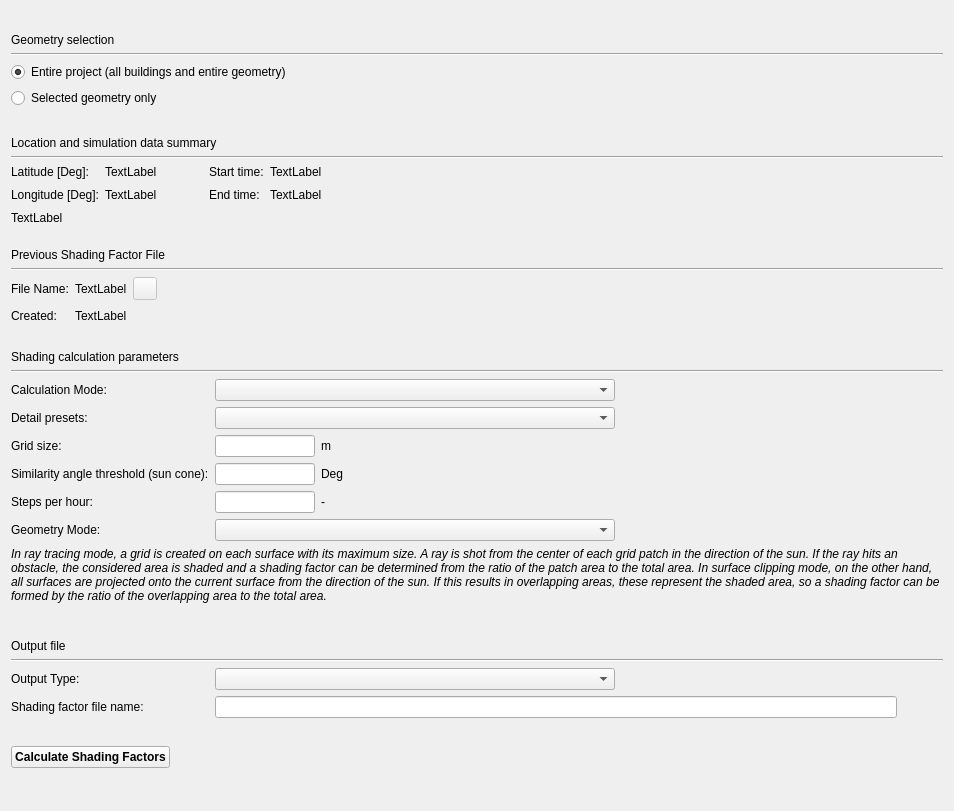
This is SIM-VICUS/src/SVSimulationShadingOptions.ui in ghorwin/SIM-VICUS as Qt 5 draws it before an edit. The edited form follows.
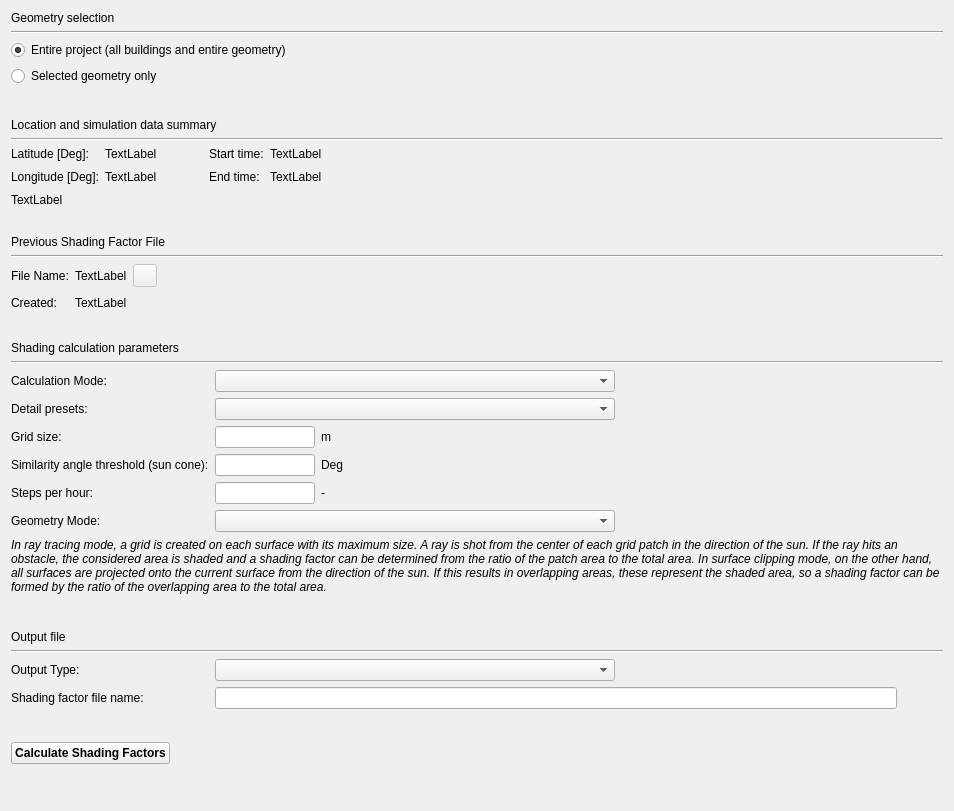
This is the edited form. Icons and pictures are not drawn. Custom widgets are drawn as their Qt base class.

Commit message: layout shading options

The edit to the form file:
```diff
--- a/SIM-VICUS/src/SVSimulationShadingOptions.ui
+++ b/SIM-VICUS/src/SVSimulationShadingOptions.ui
@@ -14,22 +14,6 @@
    <string>Sunlight Factor Calculation</string>
   </property>
   <layout class="QVBoxLayout" name="verticalLayout">
-   <item>
-    <spacer name="verticalSpacer_7">
-     <property name="orientation">
-      <enum>Qt::Vertical</enum>
-     </property>
-     <property name="sizeType">
-      <enum>QSizePolicy::Maximum</enum>
-     </property>
-     <property name="sizeHint" stdset="0">
-      <size>
-       <width>20</width>
-       <height>30</height>
-      </size>
-     </property>
-    </spacer>
-   </item>
    <item>
     <widget class="QLabel" name="label_14">
      <property name="text">
```
